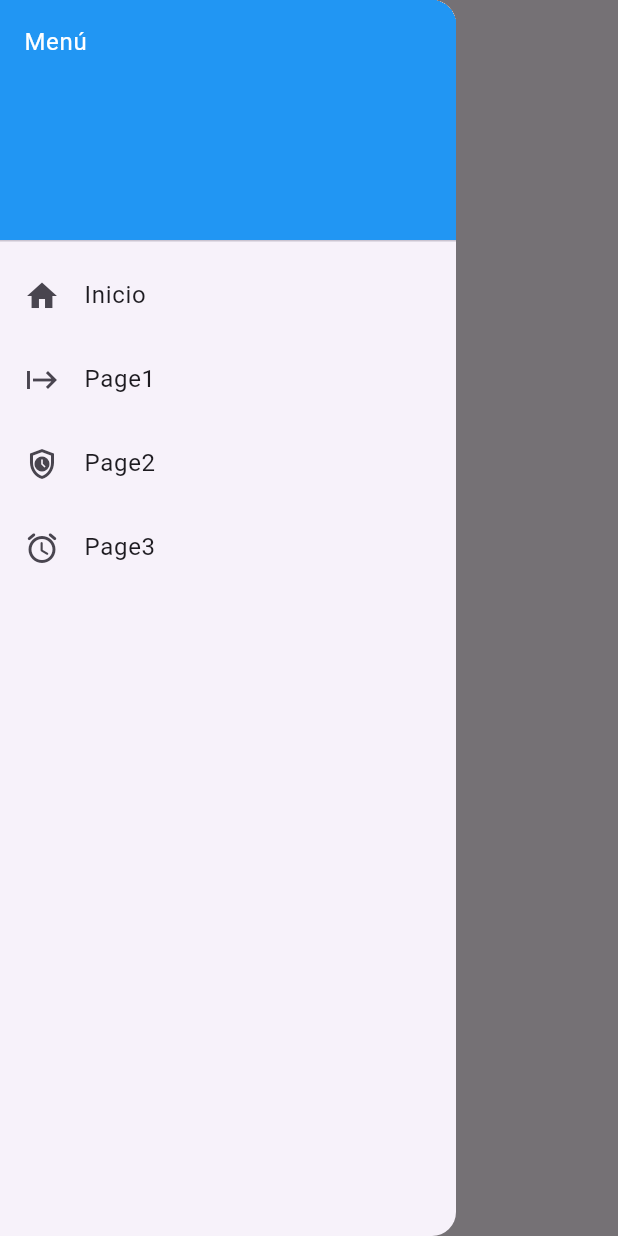
After one commit to Serfelzxcv/flutter_Analytica_Mineria, a Flutter app: the Dashboard screen opened by its route, with the side drawer open, on a phone screen of 412 x 824 dp. The commit adds this screen. Run offline on Flutter 3.47's test engine with Material 3 defaults, Android fonts, the phone set to English and light mode, and no system bars; our stand-ins replace go_router.

Commit message:
Go router

```diff
--- /dev/null
+++ b/lib/pages/page1.dart
@@ -0,0 +1,19 @@
+
+
+import 'package:flutter/material.dart';
+
+class Page1 extends StatefulWidget {
+  const Page1({super.key});
+
+  @override
+  State<Page1> createState() => _HomePageState();
+}
+
+class _HomePageState extends State<Page1> {
+  @override
+  Widget build(BuildContext context) {
+    return Center(
+      child: Text("page1")
+    );
+  }
+}
--- /dev/null
+++ b/lib/pages/page2.dart
@@ -0,0 +1,19 @@
+
+import 'package:flutter/material.dart';
+
+
+class Page2 extends StatefulWidget {
+  const Page2({super.key});
+
+  @override
+  State<Page2> createState() => _HomePageState();
+}
+
+class _HomePageState extends State<Page2> {
+  @override
+  Widget build(BuildContext context) {
+    return Center(
+      child: Text("page2")
+    );
+  }
+}
--- /dev/null
+++ b/lib/pages/page3.dart
@@ -0,0 +1,19 @@
+
+import 'package:flutter/material.dart';
+
+// ignore: camel_case_types
+class Page3 extends StatefulWidget {
+  const Page3({super.key});
+
+  @override
+  State<Page3> createState() => _HomePageState();
+}
+
+class _HomePageState extends State<Page3> {
+  @override
+  Widget build(BuildContext context) {
+    return Center(
+      child: Text("page3")
+    );
+  }
+}
--- /dev/null
+++ b/lib/routes/app_router.dart
@@ -0,0 +1,34 @@
+import 'package:go_router/go_router.dart';
+import 'package:gestion_de_flotas/pages/page1.dart';
+import 'package:gestion_de_flotas/pages/page2.dart';
+import 'package:gestion_de_flotas/pages/page3.dart';
+import 'package:gestion_de_flotas/pages/welcome_page.dart';
+import 'package:gestion_de_flotas/structure/dashboard.dart';
+
+class AppRouter {
+  static final GoRouter router = GoRouter(
+    initialLocation: '/', // Ruta inicial
+    routes: [
+      GoRoute(
+        path: '/',
+        builder: (context, state) => WelcomePage(),
+      ),
+      GoRoute(
+        path: '/dashboard',
+        builder: (context, state) => Dashboard(),
+      ),
+      GoRoute(
+        path: '/page1',
+        builder: (context, state) => Page1(),
+      ),
+      GoRoute(
+        path: '/page2',
+        builder: (context, state) => Page2(),
+      ),
+      GoRoute(
+        path: '/page3',
+        builder: (context, state) => Page3(),
+      ),
+    ],
+  );
+}
--- /dev/null
+++ b/lib/structure/dashboard.dart
@@ -0,0 +1,18 @@
+import 'package:flutter/material.dart';
+import 'package:gestion_de_flotas/widgets/custom_app_bar.dart';
+import 'package:gestion_de_flotas/widgets/custom_drawer.dart';
+
+class Dashboard extends StatelessWidget {
+  const Dashboard({super.key});
+
+  @override
+  Widget build(BuildContext context) {
+    return Scaffold(
+      appBar: CustomAppBar(title: 'Dashboard'),
+      drawer: CustomDrawer(),
+      body: Center(
+        child: Text("Bienvenido al Dashboard"),
+      ),
+    );
+  }
+}
--- /dev/null
+++ b/lib/widgets/custom_app_bar.dart
@@ -0,0 +1,17 @@
+import 'package:flutter/material.dart';
+
+class CustomAppBar extends StatelessWidget implements PreferredSizeWidget {
+  final String title;
+
+  const CustomAppBar({super.key, required this.title});
+
+  @override
+  Widget build(BuildContext context) {
+    return AppBar(
+      title: Text(title),
+    );
+  }
+
+  @override
+  Size get preferredSize => Size.fromHeight(kToolbarHeight);
+}
--- /dev/null
+++ b/lib/widgets/custom_drawer.dart
@@ -0,0 +1,48 @@
+import 'package:flutter/material.dart';
+import 'package:go_router/go_router.dart';
+
+class CustomDrawer extends StatelessWidget {
+  const CustomDrawer({super.key});
+
+  @override
+  Widget build(BuildContext context) {
+    return Drawer(
+      child: ListView(
+        children: [
+          DrawerHeader(
+            decoration: BoxDecoration(color: Colors.blue),
+            child: Text('Menú', style: TextStyle(color: Colors.white)),
+          ),
+          ListTile(
+            title: Text('Inicio'),
+            leading: Icon(Icons.home),
+            onTap: () {
+              context.go('/dashboard'); // Solo cambia la ruta
+            },
+          ),
+          ListTile(
+            title: Text('Page1'),
+            leading: Icon(Icons.start),
+            onTap: () {
+              context.go('/page1'); // Cambia la ruta sin hacer pop
+            },
+          ),
+          ListTile(
+            title: Text('Page2'),
+            leading: Icon(Icons.safety_check_outlined),
+            onTap: () {
+              context.go('/page2');
+            },
+          ),
+          ListTile(
+            title: Text('Page3'),
+            leading: Icon(Icons.access_alarm_rounded),
+            onTap: () {
+              context.go('/page3');
+            },
+          ),
+        ],
+      ),
+    );
+  }
+}
--- a/pubspec.yaml
+++ b/pubspec.yaml
@@ -12,7 +12,9 @@ environment:
 dependencies:
   flutter:
     sdk: flutter
-  cupertino_icons: ^1.0.8
+  cupertino_icons:    ^1.0.8
+  go_router:          ^14.8.0
+
 
 dev_dependencies:
   flutter_test:
@@ -20,6 +22,7 @@ dev_dependencies:
   flutter_gen_runner: ^5.9.0
   build_runner:       ^2.4.14
   flutter_lints:      ^5.0.0
+
 
 flutter:
   uses-material-design: true
```
Also changed, not shown: lib/main.dart (+4 -6 lines), lib/pages/home_page.dart (added, +17 -0 lines), lib/pages/welcome_page.dart (+12 -11 lines), lib/widgets/components/buttons.dart (+10 -10 lines), pubspec.lock.
